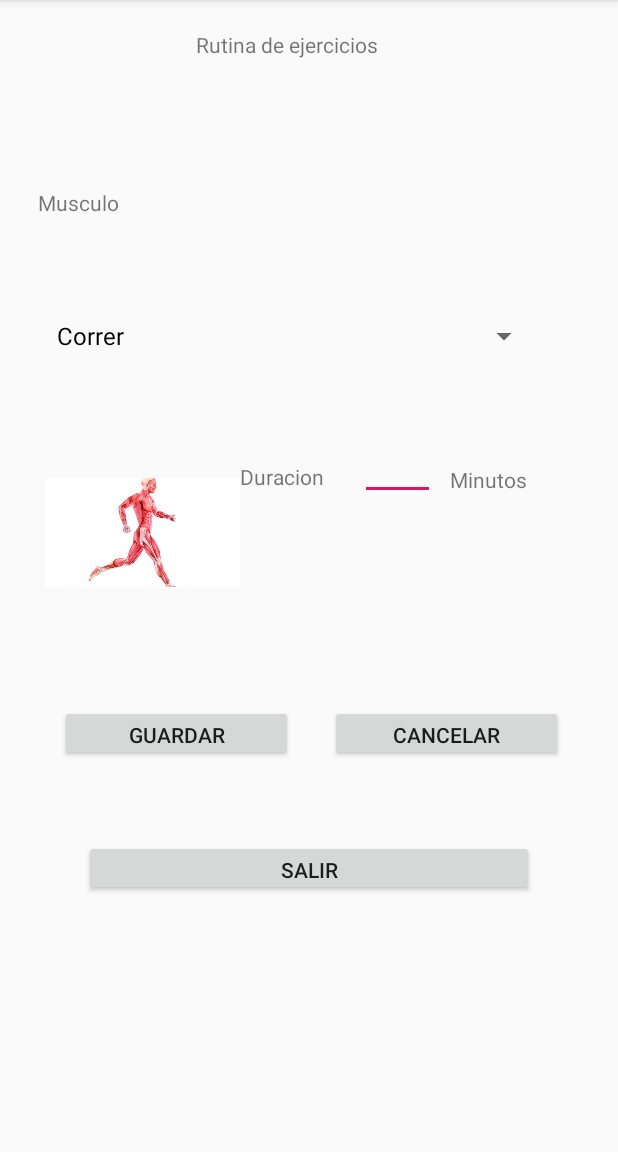
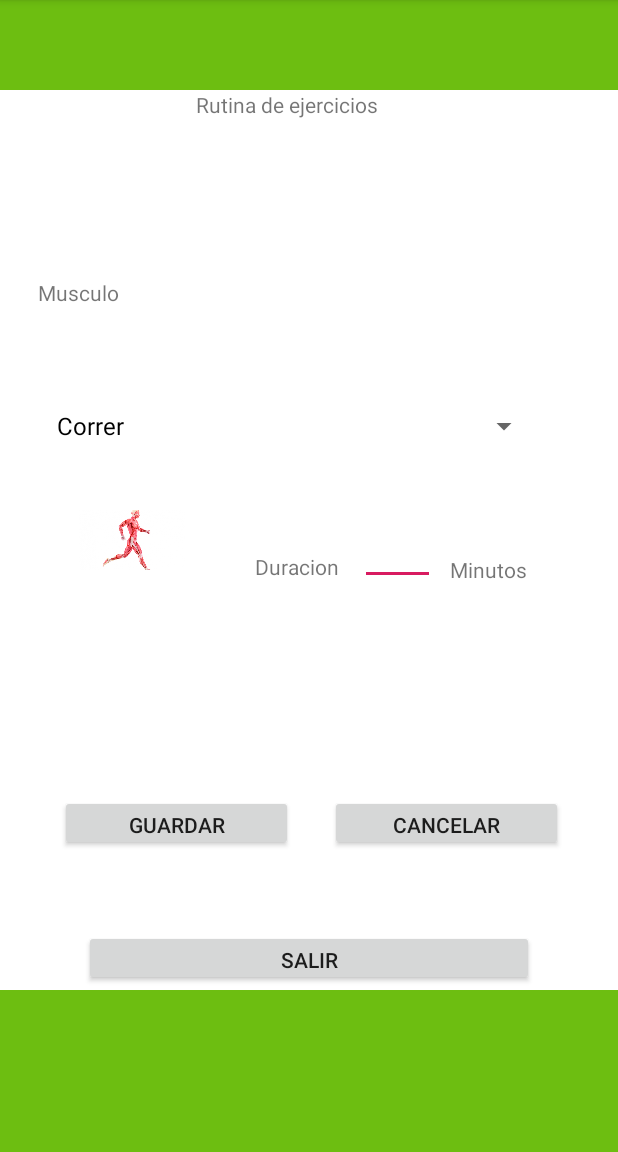
Before and after one commit to brianbayarri/FitVending_Desarrollo, an Android app: the RutinaActivity screen opened directly, with no data from a screen before it, on a phone screen of 412 x 824 dp, the part 84-1236 px from its top. Run offline under Robolectric (Android 15) with nearby library versions, the phone set to English and light mode, and no system bars.

Commit message:
Archivos que quedaron dando vuelta, no se agrego nada aun

```diff
--- a/Android/trunk/app/src/main/res/layout/activity_rutina.xml
+++ b/Android/trunk/app/src/main/res/layout/activity_rutina.xml
@@ -4,7 +4,17 @@
     xmlns:tools="http://schemas.android.com/tools"
     android:layout_width="match_parent"
     android:layout_height="match_parent"
-    tools:context=".RutinaActivity">
+    tools:context=".RutinaActivity"
+    android:background="#6DBE11"
+    >
+
+    <RelativeLayout
+        android:layout_marginTop="60dp"
+        android:layout_width="match_parent"
+        android:layout_height="600dp"
+        android:background="#FFFFFF"
+        >
+
 
     <TextView
         android:id="@+id/ActividadTitle"
@@ -20,17 +30,14 @@
             android:layout_width="330dp"
             android:layout_height="wrap_content"
             android:layout_marginVertical="200dp"
-        android:layout_marginLeft="30dp"
-
-
-        />
+            android:layout_marginLeft="30dp" />
 
         <TextView
             android:id="@+id/RutEjTitle"
             android:layout_width="150dp"
             android:layout_height="30dp"
             android:layout_centerHorizontal="true"
-        android:layout_marginVertical="20dp"
+            android:layout_marginStart="10dp"
             android:layout_marginLeft="125dp"
             android:text="Rutina de ejercicios"
 
@@ -38,17 +45,17 @@
 
         <ImageView
             android:id="@+id/MusculoImage"
-        android:layout_width="130dp"
-        android:layout_height="150dp"
-        android:src="@drawable/musculobrazo"
+            android:layout_width="116dp"
+            android:layout_height="121dp"
             android:layout_marginVertical="280dp"
-        android:layout_marginLeft="30dp" />
+            android:layout_marginLeft="30dp"
+            android:src="@drawable/musculobrazo" />
 
     <TextView
         android:id="@+id/DuracionLabel"
         android:layout_width="wrap_content"
         android:layout_height="wrap_content"
-        android:layout_marginStart="160dp"
+        android:layout_marginStart="170dp"
         android:layout_marginTop="308dp"
         android:text="Duracion" />
 
@@ -109,3 +116,4 @@
         />
 
     </RelativeLayout>
+</RelativeLayout>
```
Lines whose indentation alone changed are shown as unchanged.
